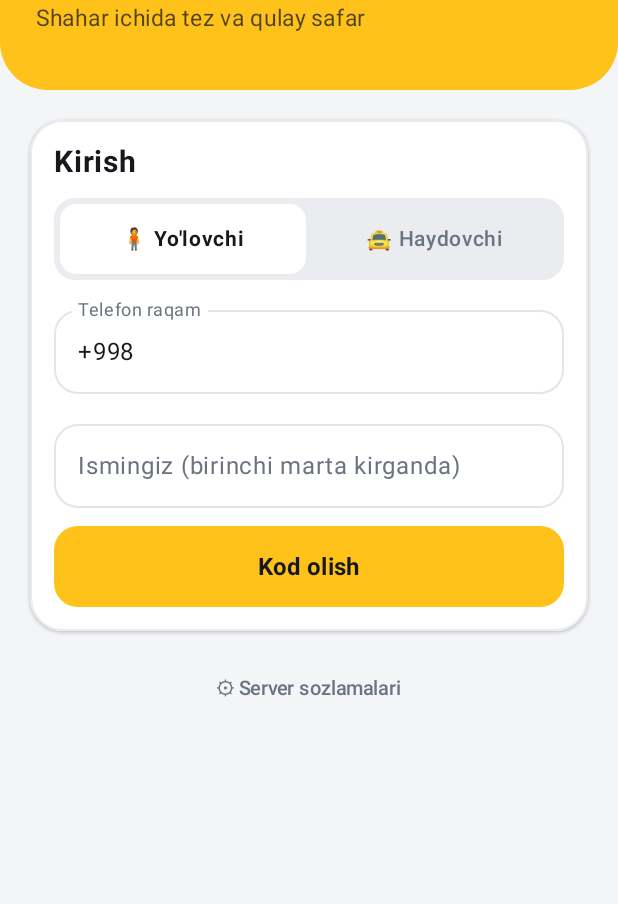
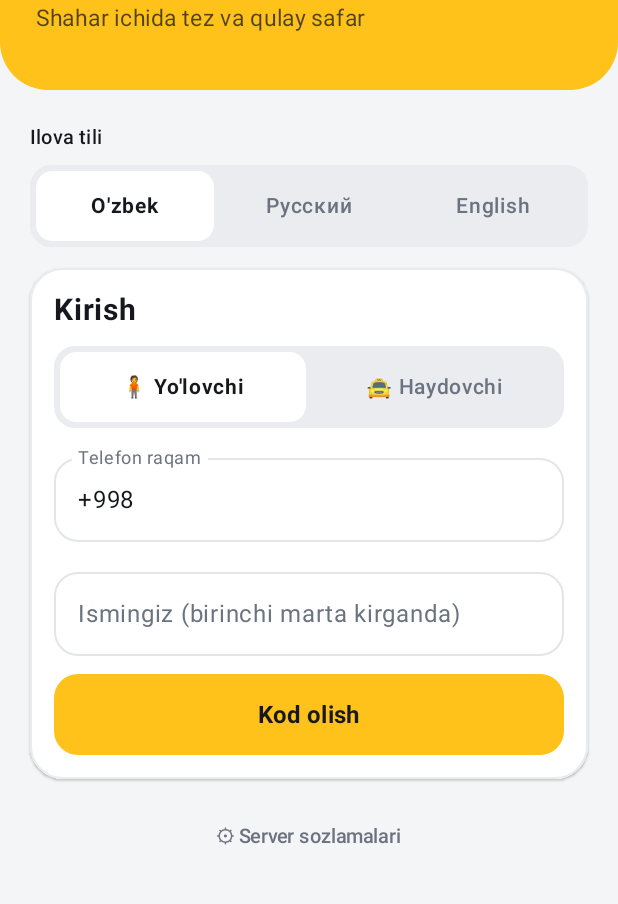
Before and after one commit to toxa0111/Taksi, an Android app built with Jetpack Compose: the screen it shows after launch (MainActivity), on a phone screen of 412 x 824 dp, the part 246-1150 px from its top. Run offline under Robolectric (Android 15) with nearby library versions, the phone set to English and light mode, and no system bars; libraries missing offline, so code that uses them is left out: com.yandex.mapkit.

Commit message:
Add Uzbek Russian English language selection

```diff
--- a/android/app/src/main/java/uz/taksi/MainActivity.kt
+++ b/android/app/src/main/java/uz/taksi/MainActivity.kt
@@ -131,6 +131,10 @@ private fun AppEntry(prefs: SharedPreferences) {
 
 @Composable
 fun App(prefs: SharedPreferences) {
+    remember {
+        AppLanguage.code = prefs.getString("language", "uz") ?: "uz"
+        AppLanguage.onChanged = { prefs.edit().putString("language", it).apply() }
+    }
     var role by remember { mutableStateOf(prefs.getString("role", "") ?: "") }
     val logout = {
         prefs.edit().remove("token").remove("role").apply()
@@ -142,6 +146,35 @@ fun App(prefs: SharedPreferences) {
         "passenger" -> PassengerScreen(logout)
         "driver" -> DriverScreen(logout)
         else -> LoginScreen(prefs) { role = it }
+    }
+}
+
+// ───────────────────────── Ilova tili ─────────────────────────
+
+object AppLanguage {
+    var code by mutableStateOf("uz")
+    var onChanged: ((String) -> Unit)? = null
+
+    fun set(value: String) {
+        code = value
+        onChanged?.invoke(value)
+    }
+}
+
+fun tr(uz: String, ru: String, en: String): String = when (AppLanguage.code) {
+    "ru" -> ru
+    "en" -> en
+    else -> uz
+}
+
+@Composable
+fun LanguageSelector() {
+    Column(verticalArrangement = Arrangement.spacedBy(6.dp)) {
+        Text(tr("Ilova tili", "Язык приложения", "App language"), fontWeight = FontWeight.SemiBold, fontSize = 13.sp)
+        Segmented(
+            listOf("uz" to "O'zbek", "ru" to "Русский", "en" to "English"),
+            AppLanguage.code,
+        ) { AppLanguage.set(it) }
     }
 }
 
@@ -237,25 +270,26 @@ fun LoginScreen(prefs: SharedPreferences, onDone: (String) -> Unit) {
                 )
                 Spacer(Modifier.height(16.dp))
                 Text("TOXA", fontSize = 34.sp, fontWeight = FontWeight.ExtraBold, color = Ink, letterSpacing = 4.sp)
-                Text("Shahar ichida tez va qulay safar", fontSize = 15.sp, color = Ink.copy(alpha = 0.75f))
+                Text(tr("Shahar ichida tez va qulay safar", "Быстрые и удобные поездки по городу", "Fast and convenient city rides"), fontSize = 15.sp, color = Ink.copy(alpha = 0.75f))
             }
         }
 
         Column(Modifier.padding(20.dp), verticalArrangement = Arrangement.spacedBy(14.dp)) {
+            LanguageSelector()
             Panel {
                 Text(
-                    if (sent) "Tasdiqlash kodi" else "Kirish",
+                    if (sent) tr("Tasdiqlash kodi", "Код подтверждения", "Verification code") else tr("Kirish", "Вход", "Sign in"),
                     fontSize = 20.sp, fontWeight = FontWeight.Bold,
                 )
                 Segmented(
-                    listOf("passenger" to "🧍 Yo'lovchi", "driver" to "🚖 Haydovchi"),
+                    listOf("passenger" to tr("🧍 Yo'lovchi", "🧍 Пассажир", "🧍 Passenger"), "driver" to tr("🚖 Haydovchi", "🚖 Водитель", "🚖 Driver")),
                     role,
                 ) { role = it }
-                Field(phone, { phone = it }, "Telefon raqam", keyboard = KeyboardType.Phone)
-                Field(name, { name = it }, "Ismingiz (birinchi marta kirganda)")
+                Field(phone, { phone = it }, tr("Telefon raqam", "Номер телефона", "Phone number"), keyboard = KeyboardType.Phone)
+                Field(name, { name = it }, tr("Ismingiz (birinchi marta kirganda)", "Ваше имя (при первом входе)", "Your name (first sign-in)"))
 
                 if (!sent) {
-                    BigButton("Kod olish", enabled = !busy) {
+                    BigButton(tr("Kod olish", "Получить код", "Get code"), enabled = !busy) {
                         scope.launch {
                             busy = true; msg = ""
                             try {
@@ -277,8 +311,8 @@ fun LoginScreen(prefs: SharedPreferences, onDone: (String) -> Unit) {
                             Text("Test kodi: $devCode", fontWeight = FontWeight.Bold, fontSize = 16.sp)
                         }
                     }
-                    Field(code, { code = it }, "SMS kod", keyboard = KeyboardType.Number)
-                    BigButton("Kirish", enabled = !busy) {
+                    Field(code, { code = it }, tr("SMS kod", "SMS-код", "SMS code"), keyboard = KeyboardType.Number)
+                    BigButton(tr("Kirish", "Войти", "Sign in"), enabled = !busy) {
                         scope.launch {
                             busy = true
                             try {
@@ -299,17 +333,17 @@ fun LoginScreen(prefs: SharedPreferences, onDone: (String) -> Unit) {
                     TextButton(
                         onClick = { sent = false; code = ""; msg = ""; devCode = "" },
                         modifier = Modifier.fillMaxWidth(),
-                    ) { Text("Raqamni o'zgartirish", color = Muted) }
+                    ) { Text(tr("Raqamni o'zgartirish", "Изменить номер", "Change number"), color = Muted) }
                 }
-                if (busy) Text("Server javob kutilmoqda… (birinchi marta 30–60 soniya ketishi mumkin)", fontSize = 12.sp, color = Muted)
+                if (busy) Text(tr("Server javob kutilmoqda… (birinchi marta 30–60 soniya ketishi mumkin)", "Ожидание ответа сервера… (при первом входе это может занять 30–60 секунд)", "Waiting for server… (first sign-in may take 30–60 seconds)"), fontSize = 12.sp, color = Muted)
                 ErrorText(msg)
             }
 
             // Server manzili: odatda o'zgartirish shart emas
             TextButton(onClick = { showServer = !showServer }, modifier = Modifier.fillMaxWidth()) {
-                Text("⚙ Server sozlamalari", color = Muted, fontSize = 13.sp)
+                Text(tr("⚙ Server sozlamalari", "⚙ Настройки сервера", "⚙ Server settings"), color = Muted, fontSize = 13.sp)
             }
-            if (showServer) Field(base, { base = it }, "Server manzili", keyboard = KeyboardType.Uri)
+            if (showServer) Field(base, { base = it }, tr("Server manzili", "Адрес сервера", "Server address"), keyboard = KeyboardType.Uri)
         }
     }
 }
```
